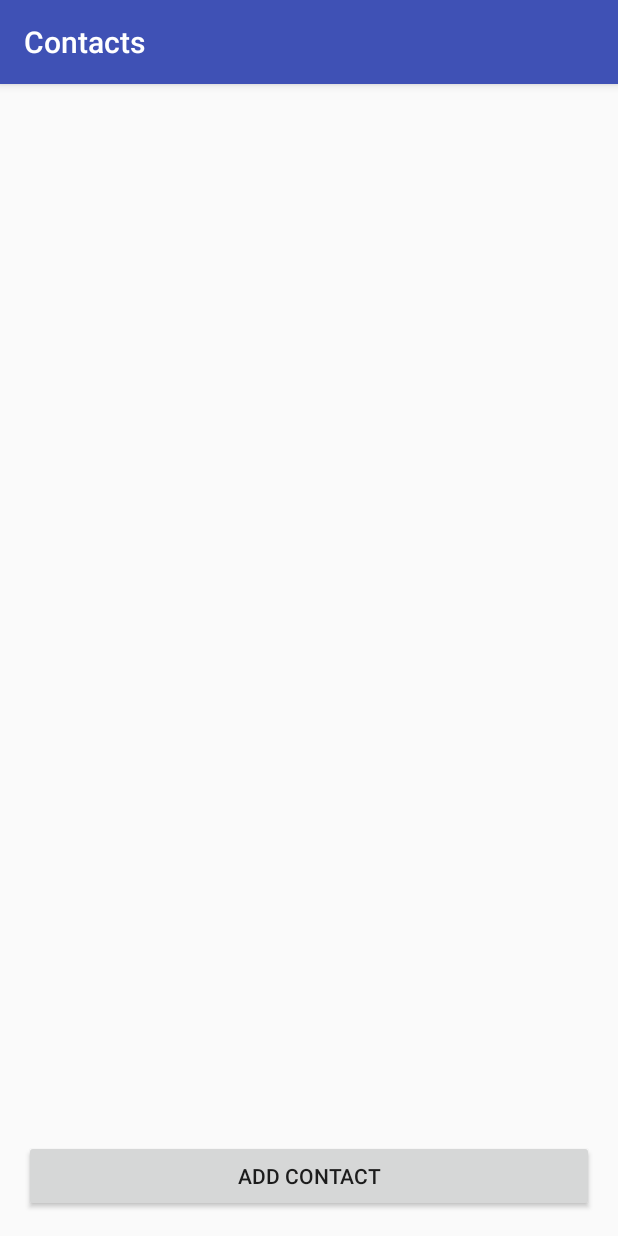
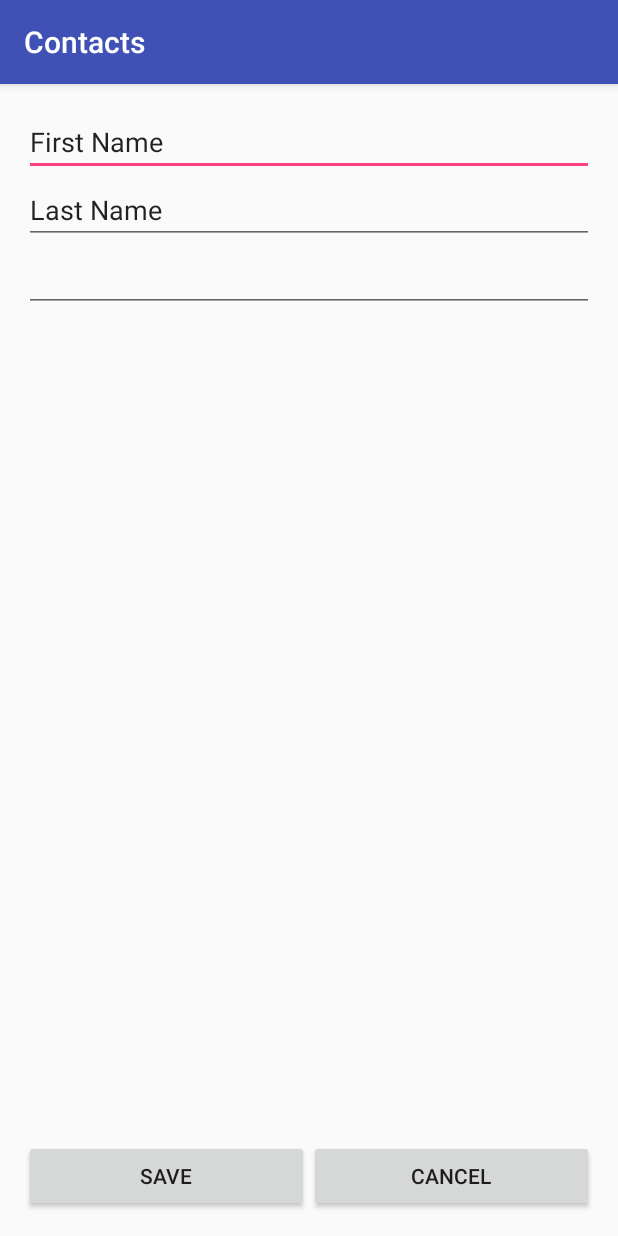
Before and after one commit to PatMcNamara/school, an Android app: the EditContactActivity screen opened directly, with no data from a screen before it, on a phone screen of 412 x 824 dp. Run offline under Robolectric (Android 15) with nearby library versions, the phone set to English and light mode, and no system bars.

Commit message:
Add to database implemented

```diff
--- a/Android/Contacts/app/src/main/java/edu/umsl/pjm8cd/contacts/Contact.java
+++ b/Android/Contacts/app/src/main/java/edu/umsl/pjm8cd/contacts/Contact.java
@@ -18,6 +18,11 @@ public class Contact {
 
     public Contact(UUID id) {
         this.id = id;
+
+    }
+
+    public UUID getId() {
+        return id;
     }
 
     public String getFirstName() {
--- /dev/null
+++ b/Android/Contacts/app/src/main/java/edu/umsl/pjm8cd/contacts/DBWrapper.java
@@ -0,0 +1,29 @@
+package edu.umsl.pjm8cd.contacts;
+
+import android.content.ContentValues;
+import android.content.Context;
+import android.database.sqlite.SQLiteDatabase;
+
+import edu.umsl.pjm8cd.contacts.database.ContactBaseHelper;
+import edu.umsl.pjm8cd.contacts.database.ContactDBSchema.ContactTable;
+
+/**
+ * Created by Pat on 4/17/2016.
+ */
+public class DBWrapper {
+    private SQLiteDatabase database;
+
+    public DBWrapper(Context context) {
+        database = new ContactBaseHelper(context).getWritableDatabase();
+    }
+
+    public void addContact(Contact newContact) {
+        ContentValues values = new ContentValues();
+        values.put(ContactTable.Cols.UUID, newContact.getId().toString());
+        values.put(ContactTable.Cols.FNAME, newContact.getFirstName());
+        values.put(ContactTable.Cols.LNAME, newContact.getLastName());
+        values.put(ContactTable.Cols.EMAIL, newContact.getEmail());
+
+        database.insert(ContactTable.NAME, null, values);
+    }
+}
--- a/Android/Contacts/app/src/main/java/edu/umsl/pjm8cd/contacts/EditContactActivity.java
+++ b/Android/Contacts/app/src/main/java/edu/umsl/pjm8cd/contacts/EditContactActivity.java
@@ -6,12 +6,18 @@ import android.os.Bundle;
 import android.support.annotation.Nullable;
 import android.support.v4.app.FragmentManager;
 import android.support.v7.app.AppCompatActivity;
+import android.view.View;
+import android.widget.Button;
+import android.widget.EditText;
+import android.widget.Toast;
 
 /**
  * Created by Pat on 4/17/2016.
  */
 public class EditContactActivity extends AppCompatActivity {
     EditFragment editFragment;
+    DBWrapper database;
+    Button saveButton, cancelButton;
 
     public static Intent newIntent(Context currentContext) {
         Intent i = new Intent(currentContext, EditContactActivity.class);
@@ -23,6 +29,35 @@ public class EditContactActivity extends AppCompatActivity {
         super.onCreate(savedInstanceState);
         setContentView(R.layout.blank_layout);
 
+        database = new DBWrapper(getApplicationContext());
+
+        saveButton = (Button) findViewById(R.id.bottomButtonLeft);
+        cancelButton = (Button) findViewById(R.id.bottomButtonRight);
+
+        saveButton.setText("Save");
+        cancelButton.setText("Cancel");
+        cancelButton.setVisibility(Button.VISIBLE);
+
+        saveButton.setOnClickListener(new View.OnClickListener() {
+            @Override
+            public void onClick(View view) {
+                Contact c = editFragment.getContact();
+                if(c == null) {
+                    Toast.makeText(getApplicationContext(), "All 3 fields must be used.", Toast.LENGTH_SHORT);
+                } else {
+                    database.addContact(c);
+                    finish();
+                }
+            }
+        });
+
+        cancelButton.setOnClickListener(new View.OnClickListener() {
+            @Override
+            public void onClick(View view) {
+                finish();
+            }
+        });
+
         FragmentManager manager = getSupportFragmentManager();
         editFragment = (EditFragment) manager.findFragmentById(R.id.contacts_listing_layout);
 
@@ -30,8 +65,8 @@ public class EditContactActivity extends AppCompatActivity {
             editFragment = new EditFragment();
             manager.beginTransaction()
                     .add(R.id.contacts_listing_layout, editFragment)
-                    .addToBackStack(null)
                     .commit();
         }
+
     }
 }
--- a/Android/Contacts/app/src/main/java/edu/umsl/pjm8cd/contacts/EditFragment.java
+++ b/Android/Contacts/app/src/main/java/edu/umsl/pjm8cd/contacts/EditFragment.java
@@ -3,19 +3,45 @@ package edu.umsl.pjm8cd.contacts;
 import android.os.Bundle;
 import android.support.annotation.Nullable;
 import android.support.v4.app.Fragment;
+import android.support.v7.widget.LinearLayoutManager;
 import android.view.LayoutInflater;
 import android.view.View;
 import android.view.ViewGroup;
+import android.widget.EditText;
 
 /**
  * Created by Pat on 4/17/2016.
  */
 public class EditFragment extends Fragment {
+    EditText firstName, lastName, email;
+
     @Nullable
     @Override
     public View onCreateView(LayoutInflater inflater, @Nullable ViewGroup container, @Nullable Bundle savedInstanceState) {
-        View view = inflater.inflate(R.layout.contact_list_layout, container, false);
+        View view = inflater.inflate(R.layout.edit_contact, container, false);
+
+        firstName = (EditText) view.findViewById(R.id.firstNameEdit);
+        lastName = (EditText) view.findViewById(R.id.lastNameEdit);
+        email = (EditText) view.findViewById(R.id.emailEdit);
 
         return view;
     }
+
+    public Contact getContact() {
+        String first = firstName.getText().toString();//TODO this belongs in the view
+        String last = lastName.getText().toString();
+        String addr = email.getText().toString();
+        if(first == null || last == null || addr == null) {
+            return null;
+        }
+        Contact newContact = new Contact();
+        newContact.setFirstName(first);
+        newContact.setLastName(last);
+        newContact.setEmail(addr);
+        return newContact;
+    }
+
+    /*public void finish() {
+        getActivity().finish();
+    }*/
 }
--- a/Android/Contacts/app/src/main/res/layout/blank_layout.xml
+++ b/Android/Contacts/app/src/main/res/layout/blank_layout.xml
@@ -20,11 +20,26 @@
         android:layout_width="match_parent"
         android:layout_height="match_parent"
         android:layout_weight="1"/>
-
-    <Button
+    <LinearLayout
         android:layout_width="match_parent"
         android:layout_height="wrap_content"
-        android:layout_alignParentBottom="true"
-        android:text="Add Contact"
-        android:onClick="newContact"/>
+        android:orientation="horizontal"
+        android:layout_alignParentBottom="true">
+        <Button
+            android:layout_width="match_parent"
+            android:layout_height="wrap_content"
+            android:layout_alignParentBottom="true"
+            android:text="Add Contact"
+            android:onClick="newContact"
+            android:id="@+id/bottomButtonLeft"
+            android:layout_weight="1"/>
+        <!--TODO fix onclick-->
+        <Button
+            android:layout_width="match_parent"
+            android:layout_height="wrap_content"
+            android:layout_alignParentBottom="true"
+            android:id="@+id/bottomButtonRight"
+            android:visibility="gone"
+            android:layout_weight="1"/>
+    </LinearLayout>
 </RelativeLayout>
--- a/Android/Contacts/app/src/main/res/layout/edit_contact.xml
+++ b/Android/Contacts/app/src/main/res/layout/edit_contact.xml
@@ -26,7 +26,7 @@
         android:ems="10"
         android:id="@+id/emailEdit" />
 
-    <LinearLayout
+    <!--<LinearLayout
         android:orientation="horizontal"
         android:layout_width="match_parent"
         android:layout_height="wrap_content">
@@ -42,5 +42,5 @@
             android:layout_height="wrap_content"
             android:text="Discard"
             android:id="@+id/discardButton" />
-    </LinearLayout>
+    </LinearLayout>-->
 </LinearLayout>
```
Also changed, not shown: Android/Contacts/app/src/main/res/layout/contact_list_layout.xml (+8 -3 lines).
